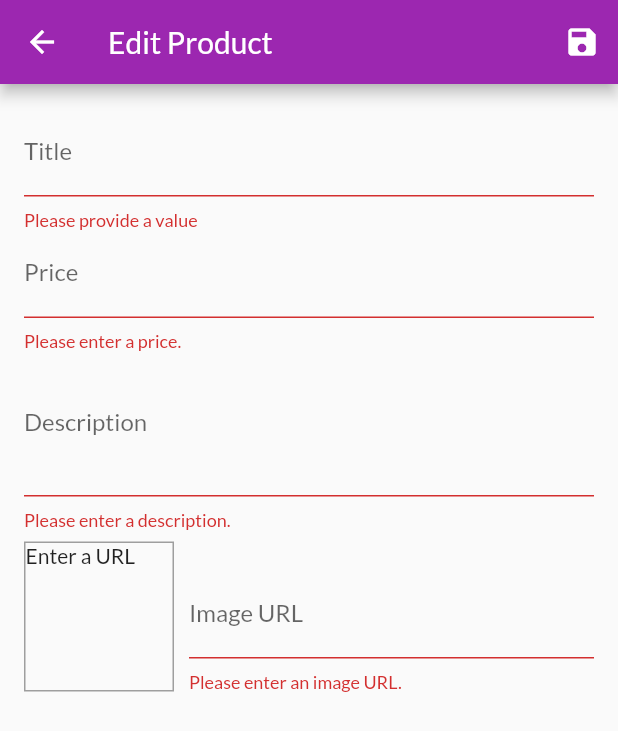
After one commit to Thanasis-Traitsis/Flutter-My_shop, a Flutter app: the EditProductScreen screen opened by its route, after a tap on the "save" icon, on a phone screen of 412 x 824 dp. The commit adds this screen. Shown: the top 731 px of the screen. Run offline on Flutter 3.47's test engine with Material 2 defaults, Android fonts, the phone set to English and light mode, and no system bars; network calls fail.

Commit message:
Final commit for User Input & Forms section

```diff
--- a/lib/main.dart
+++ b/lib/main.dart
@@ -5,6 +5,8 @@ import './screens/cart_screen.dart';
 import './screens/products_overview_screen.dart';
 import './screens/products_detail_screen.dart';
 import './screens/orders_screen.dart';
+import './screens/user_products_screen.dart';
+import './screens/edit_product_screen.dart';
 import './providers/products.dart';
 import './providers/cart.dart';
 import './providers/orders.dart';
@@ -39,6 +41,8 @@ class MyApp extends StatelessWidget {
           ProductDetailScreen.routeName: (ctx) => ProductDetailScreen(),
           CartScreen.routeName: (ctx) => CartScreen(),
           OrdersScreen.routeName: (ctx) => OrdersScreen(),
+          UserProductsScreen.routeName: (ctx) => UserProductsScreen(),
+          EditProductScreen.routeName: (ctx) => EditProductScreen(),
         },
       ),
     );
--- a/lib/providers/products.dart
+++ b/lib/providers/products.dart
@@ -65,8 +65,30 @@ class Products with ChangeNotifier {
     return _items.firstWhere(((prod) => prod.id == id));
   }
 
-  void addProduct() {
-    // _items.add(value);
+  void addProduct(Product product) {
+    final newProduct = Product(
+      id: DateTime.now().toString(),
+      title: product.title,
+      description: product.description,
+      price: product.price,
+      imageUrl: product.imageUrl,
+    );
+    _items.add(newProduct);
+    notifyListeners();
+  }
+
+  void updateProduct(String id, Product newProduct){
+    final prodIndex = _items.indexWhere((prod) => prod.id == id);
+    if(prodIndex >= 0) {
+      _items[prodIndex] = newProduct;
+      notifyListeners();
+    } else {
+      print('...');
+    }
+  }
+
+  void deleteProduct(String id) {
+    _items.removeWhere((prod) => prod.id == id);
     notifyListeners();
   }
 }
--- /dev/null
+++ b/lib/screens/edit_product_screen.dart
@@ -0,0 +1,271 @@
+import 'package:flutter/material.dart';
+import 'package:provider/provider.dart';
+
+import '../providers/product.dart';
+import '../providers/products.dart';
+
+class EditProductScreen extends StatefulWidget {
+  static const routeName = '/edit-product';
+
+  @override
+  State<EditProductScreen> createState() => _EditProductScreenState();
+}
+
+class _EditProductScreenState extends State<EditProductScreen> {
+  final _priceFocusNode = FocusNode();
+  final _descriptionFocusNode = FocusNode();
+  final _imageUrlController = TextEditingController();
+  final _imageUrlFocusNode = FocusNode();
+  final _form = GlobalKey<FormState>();
+  var _editedProduct = Product(
+    id: null,
+    title: '',
+    description: '',
+    price: 0,
+    imageUrl: '',
+  );
+
+  var _initValues = {
+    'title': '',
+    'description': '',
+    'price': '',
+    'imageUrl': '',
+  };
+
+  var _isInit = true;
+
+  @override
+  void initState() {
+    _imageUrlFocusNode.addListener(_updateImageUrl);
+    super.initState();
+  }
+
+  @override
+  void didChangeDependencies() {
+    //this function runs before build is excecuted
+    if (_isInit) {
+      final productId = ModalRoute.of(context).settings.arguments as String;
+      if (productId != null) {
+        _editedProduct =
+            Provider.of<Products>(context, listen: false).findById(productId);
+        _initValues = {
+          'title': _editedProduct.title,
+          'description': _editedProduct.description,
+          'price': _editedProduct.price.toString(),
+          // 'imageUrl': _editedProduct.imageUrl,
+          'imageUrl': '',
+        };
+        _imageUrlController.text = _editedProduct.imageUrl;
+      }
+    }
+    _isInit = false;
+    super.didChangeDependencies();
+  }
+
+  @override
+  void dispose() {
+    _imageUrlFocusNode.removeListener(_updateImageUrl);
+    _priceFocusNode.dispose();
+    _descriptionFocusNode.dispose();
+    _imageUrlController.dispose();
+    _imageUrlFocusNode.dispose();
+    super.dispose();
+  }
+
+  void _updateImageUrl() {
+    if (!_imageUrlFocusNode.hasFocus) {
+      if ((!_imageUrlController.text.startsWith('http') &&
+              !_imageUrlController.text.startsWith('https')) ||
+          (!_imageUrlController.text.endsWith('.png') &&
+              !_imageUrlController.text.endsWith('jpg') &&
+              !_imageUrlController.text.endsWith('jpeg'))) {
+        return;
+      }
+      setState(() {});
+    }
+  }
+
+  void _saveForm() {
+    final isValid = _form.currentState.validate();
+    if (!isValid) {
+      return;
+    }
+    _form.currentState.save();
+    if (_editedProduct.id != null) {
+      Provider.of<Products>(context, listen: false)
+          .updateProduct(_editedProduct.id, _editedProduct);
+    } else {
+      Provider.of<Products>(context, listen: false).addProduct(_editedProduct);
+    }
+    Navigator.of(context).pop();
+  }
+
+  @override
+  Widget build(BuildContext context) {
+    return Scaffold(
+      appBar: AppBar(
+        title: Text('Edit Product'),
+        actions: [
+          IconButton(
+            icon: Icon(Icons.save),
+            onPressed: _saveForm,
+          )
+        ],
+      ),
+      body: Padding(
+        padding: const EdgeInsets.all(16.0),
+        child: Form(
+          key: _form,
+          child: ListView(children: [
+            TextFormField(
+              initialValue: _initValues['title'],
+              decoration: InputDecoration(labelText: 'Title'),
+              textInputAction: TextInputAction
+                  .next, // this changes the button on the mobile keyboard
+              onFieldSubmitted: (_) {
+                FocusScope.of(context).requestFocus(_priceFocusNode);
+              },
+              validator: (value) {
+                if (value.isEmpty) {
+                  return 'Please provide a value';
+                }
+                return null;
+              },
+              onSaved: (value) {
+                _editedProduct = Product(
+                  title: value,
+                  price: _editedProduct.price,
+                  description: _editedProduct.description,
+                  imageUrl: _editedProduct.imageUrl,
+                  id: _editedProduct.id,
+                  isFavorite: _editedProduct.isFavorite,
+                );
+              },
+            ),
+            TextFormField(
+              initialValue: _initValues['price'],
+              decoration: InputDecoration(labelText: 'Price'),
+              textInputAction: TextInputAction.next,
+              keyboardType: TextInputType.number,
+              focusNode: _priceFocusNode,
+              onFieldSubmitted: (_) {
+                FocusScope.of(context).requestFocus(_descriptionFocusNode);
+              },
+              validator: (value) {
+                if (value.isEmpty) {
+                  return 'Please enter a price.';
+                }
+                if (double.tryParse(value) == null) {
+                  return 'Please enter a valid number';
+                }
+                if (double.parse(value) <= 0) {
+                  return 'Please enter a number greater than 0';
+                }
+                return null;
+              },
+              onSaved: (value) {
+                _editedProduct = Product(
+                  title: _editedProduct.title,
+                  price: double.parse(value),
+                  description: _editedProduct.description,
+                  imageUrl: _editedProduct.imageUrl,
+                  id: _editedProduct.id,
+                  isFavorite: _editedProduct.isFavorite,
+                );
+              },
+            ),
+            TextFormField(
+              initialValue: _initValues['description'],
+              decoration: InputDecoration(labelText: 'Description'),
+              maxLines: 3,
+              keyboardType: TextInputType.multiline,
+              focusNode: _descriptionFocusNode,
+              validator: (value) {
+                if (value.isEmpty) {
+                  return 'Please enter a description.';
+                }
+                if (value.length < 10) {
+                  return 'Should be at least 10 characters long.';
+                }
+                return null;
+              },
+              onSaved: (value) {
+                _editedProduct = Product(
+                  title: _editedProduct.title,
+                  price: _editedProduct.price,
+                  description: value,
+                  imageUrl: _editedProduct.imageUrl,
+                  id: _editedProduct.id,
+                  isFavorite: _editedProduct.isFavorite,
+                );
+              },
+            ),
+            Row(
+              crossAxisAlignment: CrossAxisAlignment.end,
+              children: [
+                Container(
+                  width: 100,
+                  height: 100,
+                  margin: EdgeInsets.only(top: 8, right: 10),
+                  decoration: BoxDecoration(
+                    border: Border.all(
+                      width: 1,
+                      color: Colors.grey,
+                    ),
+                  ),
+                  child: _imageUrlController.text.isEmpty
+                      ? Text('Enter a URL')
+                      : FittedBox(
+                          child: Image.network(_imageUrlController.text),
+                          // fit: BoxFit.cover,
+                        ),
+                ),
+                Expanded(
+                  child: TextFormField(
+                    // initialValue: _initValues['imageUrl'], // you cannot have both initalValue and controller
+                    decoration: InputDecoration(
+                      labelText: 'Image URL',
+                    ),
+                    keyboardType: TextInputType.url,
+                    textInputAction: TextInputAction.done,
+                    controller: _imageUrlController,
+                    focusNode: _imageUrlFocusNode,
+                    onEditingComplete: () {
+                      setState(() {});
+                    },
+                    onFieldSubmitted: (_) => {_saveForm()},
+                    validator: (value) {
+                      if (value.isEmpty) {
+                        return 'Please enter an image URL.';
+                      }
+                      if (!value.startsWith('http') &&
+                          !value.startsWith('https')) {
+                        return 'Please enter a valid URL.';
+                      }
+                      if (!value.endsWith('.png') &&
+                          !value.endsWith('jpg') &&
+                          !value.endsWith('jpeg')) {
+                        return 'Please enter a valid image URL.';
+                      }
+                      return null;
+                    },
+                    onSaved: (value) {
+                      _editedProduct = Product(
+                        title: _editedProduct.title,
+                        price: _editedProduct.price,
+                        description: _editedProduct.description,
+                        imageUrl: value,
+                        id: _editedProduct.id,
+                        isFavorite: _editedProduct.isFavorite,
+                      );
+                    },
+                  ),
+                ),
+              ],
+            )
+          ]),
+        ),
+      ),
+    );
+  }
+}
--- a/lib/widgets/app_drawer.dart
+++ b/lib/widgets/app_drawer.dart
@@ -1,6 +1,8 @@
 import 'package:flutter/material.dart';
+import 'package:flutter_complete_guide/screens/user_products_screen.dart';
 
 import '../screens/orders_screen.dart';
+import '../screens/user_products_screen.dart';
 
 class AppDrawer extends StatelessWidget {
   @override
@@ -12,7 +14,6 @@ class AppDrawer extends StatelessWidget {
             title: Text('Hello Friend!'),
             automaticallyImplyLeading: false,
           ),
-          Divider(),
           ListTile(
             leading: Icon(Icons.shop),
             title: Text('Shop'),
@@ -28,6 +29,14 @@ class AppDrawer extends StatelessWidget {
               Navigator.of(context).pushReplacementNamed(OrdersScreen.routeName);
             },
           ),
+          Divider(),
+          ListTile(
+            leading: Icon(Icons.edit),
+            title: Text('Manage Products'),
+            onTap: () {
+              Navigator.of(context).pushReplacementNamed(UserProductsScreen.routeName);
+            },
+          ),
         ],
       ),
     );
```
Also changed, not shown: lib/providers/cart.dart (+22 -3 lines), lib/screens/user_products_screen.dart (added, +44 -0 lines), lib/widgets/cart_item.dart (+23 -0 lines), lib/widgets/product_item.dart (+10 -0 lines), lib/widgets/user_product_item.dart (added, +42 -0 lines).
